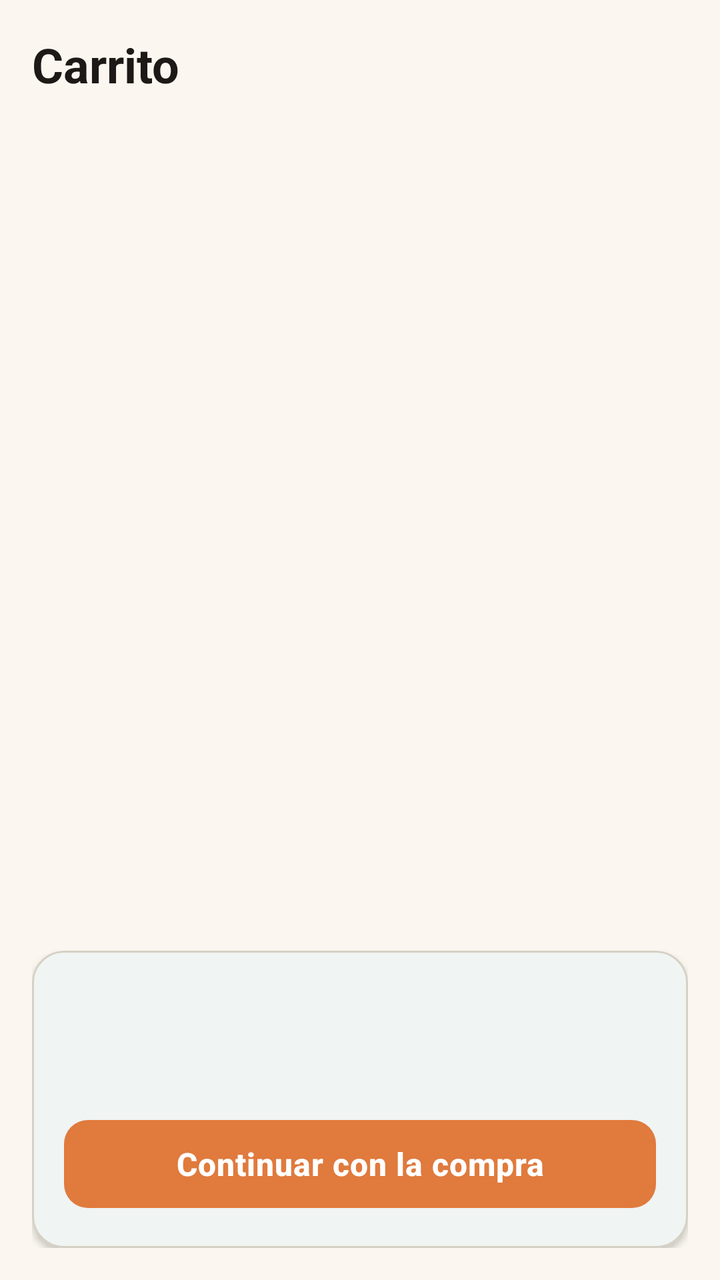
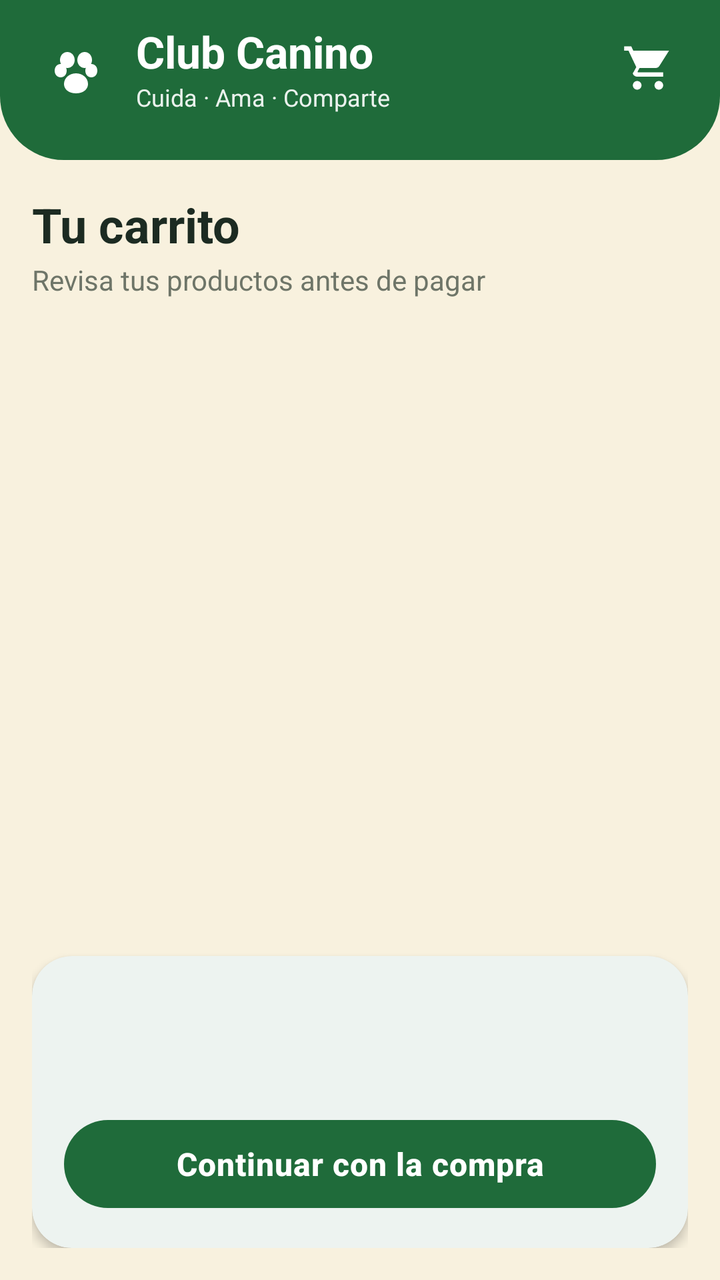

The first picture is an Android layout as it rendered before a commit; the second is the same layout after the commit. The layout source and the unified diff follow.
<!-- AndroidManifest.xml: application theme Theme.ClubCanino -->
<!-- res/layout/fragment_buyer_cart.xml -->
<?xml version="1.0" encoding="utf-8"?>
<LinearLayout xmlns:android="http://schemas.android.com/apk/res/android"
    android:layout_width="match_parent"
    android:layout_height="match_parent"
    android:background="@drawable/bg_screen"
    android:orientation="vertical"
    android:paddingStart="@dimen/screen_padding_horizontal"
    android:paddingTop="@dimen/spacing_lg"
    android:paddingEnd="@dimen/screen_padding_horizontal"
    android:paddingBottom="@dimen/spacing_lg">

    <TextView
        android:layout_width="match_parent"
        android:layout_height="wrap_content"
        android:text="@string/buyer_cart_title"
        android:textAppearance="@style/TextAppearance.ClubCanino.Headline" />

    <TextView
        android:id="@+id/textEmptyCart"
        android:layout_width="match_parent"
        android:layout_height="wrap_content"
        android:layout_marginTop="@dimen/spacing_xl"
        android:gravity="center"
        android:text="@string/buyer_cart_empty"
        android:textAppearance="@style/TextAppearance.ClubCanino.Body.Secondary"
        android:visibility="gone" />

    <androidx.core.widget.NestedScrollView
        android:id="@+id/scrollCart"
        android:layout_width="match_parent"
        android:layout_height="0dp"
        android:layout_marginTop="@dimen/spacing_md"
        android:layout_weight="1">

        <LinearLayout
            android:id="@+id/containerCartItems"
            android:layout_width="match_parent"
            android:layout_height="wrap_content"
            android:orientation="vertical" />
    </androidx.core.widget.NestedScrollView>

    <com.google.android.material.card.MaterialCardView
        android:id="@+id/cardTotals"
        style="@style/Widget.ClubCanino.Card"
        android:layout_width="match_parent"
        android:layout_height="wrap_content"
        android:layout_marginTop="@dimen/spacing_md">

        <LinearLayout
            android:layout_width="match_parent"
            android:layout_height="wrap_content"
            android:orientation="vertical">

            <TextView
                android:id="@+id/textSubtotal"
                android:layout_width="match_parent"
                android:layout_height="wrap_content"
                android:textAppearance="@style/TextAppearance.ClubCanino.Body" />

            <TextView
                android:id="@+id/textTotal"
                android:layout_width="match_parent"
                android:layout_height="wrap_content"
                android:layout_marginTop="@dimen/spacing_xs"
                android:textAppearance="@style/TextAppearance.ClubCanino.Title"
                android:textColor="@color/green_primary" />

            <com.google.android.material.button.MaterialButton
                android:id="@+id/buttonCheckout"
                style="@style/Widget.ClubCanino.Button.Accent"
                android:layout_width="match_parent"
                android:layout_height="wrap_content"
                android:layout_marginTop="@dimen/spacing_md"
                android:text="@string/action_continue_purchase" />
        </LinearLayout>
    </com.google.android.material.card.MaterialCardView>
</LinearLayout>
<!-- resources referenced by this layout -->
<resources>
  <dimen name="spacing_lg">16dp</dimen>
  <dimen name="spacing_md">12dp</dimen>
  <dimen name="spacing_xl">24dp</dimen>
  <dimen name="spacing_xs">4dp</dimen>
  <!-- drawable bg_screen (drawable) -->
  <?xml version="1.0" encoding="utf-8"?>
  <shape xmlns:android="http://schemas.android.com/apk/res/android"
      android:shape="rectangle">
      <solid android:color="@color/cream_background" />
  </shape>
  <string name="buyer_cart_title">Carrito</string>
  <style name="TextAppearance.ClubCanino.Body" parent="TextAppearance.Material3.BodyLarge">
          <item name="android:textSize">@dimen/text_body</item>
          <item name="android:textColor">@color/text_primary</item>
          <item name="android:lineSpacingExtra">2dp</item>
      </style>
  <style name="TextAppearance.ClubCanino.Body.Secondary" parent="TextAppearance.ClubCanino.Body">
          <item name="android:textSize">@dimen/text_body_small</item>
          <item name="android:textColor">@color/text_secondary</item>
      </style>
  <style name="TextAppearance.ClubCanino.Headline" parent="TextAppearance.Material3.HeadlineMedium">
          <item name="android:textSize">@dimen/text_headline</item>
          <item name="android:textColor">@color/text_primary</item>
          <item name="android:textStyle">bold</item>
      </style>
  <style name="TextAppearance.ClubCanino.Title" parent="TextAppearance.Material3.TitleLarge">
          <item name="android:textSize">@dimen/text_title</item>
          <item name="android:textColor">@color/text_primary</item>
          <item name="android:textStyle">bold</item>
      </style>
  <style name="Widget.ClubCanino.Button.Accent" parent="Widget.ClubCanino.Button">
          <item name="android:minHeight">@dimen/button_height</item>
          <item name="android:minWidth">@dimen/button_min_width</item>
          <item name="android:paddingStart">@dimen/button_padding_horizontal</item>
          <item name="android:paddingEnd">@dimen/button_padding_horizontal</item>
          <item name="android:textAppearance">@style/TextAppearance.ClubCanino.Button</item>
          <item name="android:textColor">@color/text_on_accent</item>
          <item name="backgroundTint">@color/selector_button_accent</item>
          <item name="cornerRadius">@dimen/radius_md</item>
          <item name="rippleColor">@color/ripple_accent</item>
          <item name="elevation">@dimen/elevation_sm</item>
      </style>
  <dimen name="text_body">16sp</dimen>
  <color name="text_primary">#FF1C1917</color>
  <dimen name="text_body_small">14sp</dimen>
  <dimen name="text_headline">24sp</dimen>
  <dimen name="text_title">20sp</dimen>
  <dimen name="button_height">52dp</dimen>
  <dimen name="button_min_width">120dp</dimen>
  <dimen name="radius_md">12dp</dimen>
  <color name="ripple_accent">#33E07A3D</color>
  <dimen name="elevation_sm">2dp</dimen>
  <color name="cream_surface">#FFFFFFFF</color>
  <dimen name="radius_lg">16dp</dimen>
  <dimen name="card_elevation">2dp</dimen>
  <dimen name="card_padding">16dp</dimen>
  <color name="outline">#FFD6D0C4</color>
  <dimen name="card_stroke_width">1dp</dimen>
  <dimen name="text_button">16sp</dimen>
  <color name="accent_warm">#FFE07A3D</color>
  <color name="error">#FFC0392B</color>
  <color name="white">#FFFFFFFF</color>
  <color name="divider">#FFEBE6DC</color>
  <color name="text_hint">#FFA8A29E</color>
  <dimen name="input_height">56dp</dimen>
  <!-- unchanged entries left out for length: 29 -->
</resources>

<!-- the commit's change to res/layout/fragment_buyer_cart.xml (unified diff, before → after) -->
@@ -1,77 +1,207 @@
+<?xml version="1.0" encoding="utf-8"?>
+<LinearLayout xmlns:android="http://schemas.android.com/apk/res/android"
+    xmlns:app="http://schemas.android.com/apk/res-auto"
+    android:layout_width="match_parent"
+    android:layout_height="match_parent"
+    android:background="@color/buyer_cream"
+    android:orientation="vertical">
+
+    <include layout="@layout/include_buyer_header" />
+
+    <LinearLayout
+        android:layout_width="match_parent"
+        android:layout_height="0dp"
+        android:layout_weight="1"
+        android:orientation="vertical"
+        android:paddingStart="@dimen/screen_padding_horizontal"
+        android:paddingTop="@dimen/spacing_lg"
+        android:paddingEnd="@dimen/screen_padding_horizontal"
+        android:paddingBottom="@dimen/spacing_lg">
+
+        <TextView
+            android:layout_width="match_parent"
+            android:layout_height="wrap_content"
+            android:text="@string/buyer_cart_headline"
+            android:textColor="@color/buyer_text"
+            android:textSize="24sp"
+            android:textStyle="bold" />
+
+        <TextView
+            android:layout_width="match_parent"
+            android:layout_height="wrap_content"
+            android:layout_marginTop="2dp"
+            android:text="@string/buyer_cart_subtitle"
+            android:textColor="@color/buyer_text_muted"
+            android:textSize="14sp" />
+
+        <LinearLayout
+            android:id="@+id/emptyCartGroup"
+            android:layout_width="match_parent"
+            android:layout_height="0dp"
+            android:layout_weight="1"
+            android:gravity="center"
+            android:orientation="vertical"
+            android:visibility="gone">
+
+            <ImageView
+                android:id="@+id/imageEmptyCart"
+                android:layout_width="220dp"
+                android:layout_height="140dp"
+                android:contentDescription="@string/cd_promo_banner"
+                android:scaleType="centerCrop"
+                android:src="@drawable/img_buyer_promo" />
+
+            <TextView
+                android:id="@+id/textEmptyCart"
+                android:layout_width="match_parent"
+                android:layout_height="wrap_content"
+                android:layout_marginTop="@dimen/spacing_lg"
+                android:gravity="center"
+                android:text="@string/buyer_cart_empty"
+                android:textColor="@color/buyer_text_muted"
+                android:textSize="15sp" />
+        </LinearLayout>
+
+        <androidx.core.widget.NestedScrollView
+            android:id="@+id/scrollCart"
+            android:layout_width="match_parent"
+            android:layout_height="0dp"
+            android:layout_marginTop="@dimen/spacing_md"
+            android:layout_weight="1"
+            android:clipToPadding="false">
+
+            <LinearLayout
+                android:id="@+id/containerCartItems"
+                android:layout_width="match_parent"
+                android:layout_height="wrap_content"
+                android:orientation="vertical"
+                android:paddingTop="4dp"
+                android:paddingBottom="@dimen/spacing_sm" />
+        </androidx.core.widget.NestedScrollView>
+
+        <com.google.android.material.card.MaterialCardView
+            android:id="@+id/cardTotals"
+            android:layout_width="match_parent"
+            android:layout_height="wrap_content"
+            android:layout_marginTop="@dimen/spacing_md"
+            app:cardBackgroundColor="@color/white"
+            app:cardCornerRadius="20dp"
+            app:cardElevation="3dp"
+            app:contentPadding="16dp"
+            app:strokeWidth="0dp">
+
+            <LinearLayout
+                android:layout_width="match_parent"
+                android:layout_height="wrap_content"
+                android:orientation="vertical">
+
+                <TextView
+                    android:id="@+id/textSubtotal"
+                    android:layout_width="match_parent"
+                    android:layout_height="wrap_content"
+                    android:textColor="@color/buyer_text_muted"
+                    android:textSize="14sp" />
+
+                <TextView
+                    android:id="@+id/textTotal"
+                    android:layout_width="match_parent"
+                    android:layout_height="wrap_content"
+                    android:layout_marginTop="@dimen/spacing_xs"
+                    android:textColor="@color/buyer_forest"
+                    android:textSize="20sp"
+                    android:textStyle="bold" />
+
+                <com.google.android.material.button.MaterialButton
+                    android:id="@+id/buttonCheckout"
+                    style="@style/Widget.ClubCanino.Button.Primary"
+                    android:layout_width="match_parent"
+                    android:layout_height="wrap_content"
+                    android:layout_marginTop="@dimen/spacing_md"
+                    android:text="@string/action_continue_purchase"
+                    android:textAllCaps="false"
+                    android:textColor="@color/white"
+                    app:backgroundTint="@color/buyer_forest"
+                    app:cornerRadius="24dp" />
+            </LinearLayout>
+        </com.google.android.material.card.MaterialCardView>
+    </LinearLayout>
+</LinearLayout>
+<!-- res/layout/include_buyer_header.xml (included above) -->
 <?xml version="1.0" encoding="utf-8"?>
 <LinearLayout xmlns:android="http://schemas.android.com/apk/res/android"
     android:layout_width="match_parent"
-    android:layout_height="match_parent"
-    android:background="@drawable/bg_screen"
-    android:orientation="vertical"
-    android:paddingStart="@dimen/screen_padding_horizontal"
-    android:paddingTop="@dimen/spacing_lg"
-    android:paddingEnd="@dimen/screen_padding_horizontal"
-    android:paddingBottom="@dimen/spacing_lg">
-
-    <TextView
-        android:layout_width="match_parent"
+    android:layout_height="wrap_content"
+    android:background="@drawable/bg_buyer_header"
+    android:gravity="center_vertical"
+    android:orientation="horizontal"
+    android:paddingStart="20dp"
+    android:paddingTop="10dp"
+    android:paddingEnd="12dp"
+    android:paddingBottom="22dp">
+
+    <ImageView
+        android:layout_width="36dp"
+        android:layout_height="36dp"
+        android:contentDescription="@null"
+        android:importantForAccessibility="no"
+        android:src="@drawable/ic_paw"
+        android:tint="@color/white" />
+
+    <LinearLayout
+        android:layout_width="0dp"
         android:layout_height="wrap_content"
-        android:text="@string/buyer_cart_title"
-        android:textAppearance="@style/TextAppearance.ClubCanino.Headline" />
-
-    <TextView
-        android:id="@+id/textEmptyCart"
-        android:layout_width="match_parent"
-        android:layout_height="wrap_content"
-        android:layout_marginTop="@dimen/spacing_xl"
-        android:gravity="center"
-        android:text="@string/buyer_cart_empty"
-        android:textAppearance="@style/TextAppearance.ClubCanino.Body.Secondary"
-        android:visibility="gone" />
-
-    <androidx.core.widget.NestedScrollView
-        android:id="@+id/scrollCart"
-        android:layout_width="match_parent"
-        android:layout_height="0dp"
-        android:layout_marginTop="@dimen/spacing_md"
-        android:layout_weight="1">
-
-        <LinearLayout
-            android:id="@+id/containerCartItems"
-            android:layout_width="match_parent"
-            android:layout_height="wrap_content"
-            android:orientation="vertical" />
-    </androidx.core.widget.NestedScrollView>
-
-    <com.google.android.material.card.MaterialCardView
-        android:id="@+id/cardTotals"
-        style="@style/Widget.ClubCanino.Card"
-        android:layout_width="match_parent"
-        android:layout_height="wrap_content"
-        android:layout_marginTop="@dimen/spacing_md">
-
-        <LinearLayout
-            android:layout_width="match_parent"
-            android:layout_height="wrap_content"
-            android:orientation="vertical">
-
-            <TextView
-                android:id="@+id/textSubtotal"
-                android:layout_width="match_parent"
-                android:layout_height="wrap_content"
-                android:textAppearance="@style/TextAppearance.ClubCanino.Body" />
-
-            <TextView
-                android:id="@+id/textTotal"
-                android:layout_width="match_parent"
-                android:layout_height="wrap_content"
-                android:layout_marginTop="@dimen/spacing_xs"
-                android:textAppearance="@style/TextAppearance.ClubCanino.Title"
-                android:textColor="@color/green_primary" />
-
-            <com.google.android.material.button.MaterialButton
-                android:id="@+id/buttonCheckout"
-                style="@style/Widget.ClubCanino.Button.Accent"
-                android:layout_width="match_parent"
-                android:layout_height="wrap_content"
-                android:layout_marginTop="@dimen/spacing_md"
-                android:text="@string/action_continue_purchase" />
-        </LinearLayout>
-    </com.google.android.material.card.MaterialCardView>
+        android:layout_marginStart="12dp"
+        android:layout_weight="1"
+        android:orientation="vertical">
+
+        <TextView
+            android:layout_width="wrap_content"
+            android:layout_height="wrap_content"
+            android:text="@string/app_name"
+            android:textColor="@color/white"
+            android:textSize="22sp"
+            android:textStyle="bold" />
+
+        <TextView
+            android:layout_width="wrap_content"
+            android:layout_height="wrap_content"
+            android:text="@string/buyer_brand_tagline"
+            android:textColor="#E8FFFFFF"
+            android:textSize="12sp" />
+    </LinearLayout>
+
+    <FrameLayout
+        android:id="@+id/buttonHeaderCart"
+        android:layout_width="48dp"
+        android:layout_height="48dp"
+        android:background="?attr/selectableItemBackgroundBorderless"
+        android:clickable="true"
+        android:contentDescription="@string/cd_open_cart"
+        android:focusable="true">
+
+        <ImageView
+            android:layout_width="26dp"
+            android:layout_height="26dp"
+            android:layout_gravity="center"
+            android:contentDescription="@string/cd_open_cart"
+            android:src="@drawable/ic_nav_cart"
+            android:tint="@color/white" />
+
+        <TextView
+            android:id="@+id/textCartBadge"
+            android:layout_width="wrap_content"
+            android:layout_height="18dp"
+            android:layout_gravity="end|top"
+            android:layout_marginTop="6dp"
+            android:layout_marginEnd="4dp"
+            android:background="@drawable/bg_buyer_cart_badge"
+            android:gravity="center"
+            android:minWidth="18dp"
+            android:paddingStart="4dp"
+            android:paddingEnd="4dp"
+            android:textColor="@color/white"
+            android:textSize="10sp"
+            android:textStyle="bold"
+            android:visibility="gone" />
+    </FrameLayout>
 </LinearLayout>
<!-- resource entries referenced after the edit -->
@@ -1,56 +1,75 @@
 <!-- resources referenced by this layout -->
 <resources>
+  <color name="buyer_cream">#FFF8F1DE</color>
+  <color name="buyer_forest">#FF1F6B3A</color>
+  <color name="buyer_text">#FF1C2B22</color>
+  <color name="buyer_text_muted">#FF6E7568</color>
   <dimen name="spacing_lg">16dp</dimen>
   <dimen name="spacing_md">12dp</dimen>
-  <dimen name="spacing_xl">24dp</dimen>
+  <dimen name="spacing_sm">8dp</dimen>
   <dimen name="spacing_xs">4dp</dimen>
-  <!-- drawable bg_screen (drawable) -->
+  <!-- drawable bg_buyer_cart_badge (drawable) -->
+  <?xml version="1.0" encoding="utf-8"?>
+  <shape xmlns:android="http://schemas.android.com/apk/res/android"
+      android:shape="oval">
+      <solid android:color="@color/buyer_badge_offer" />
+  </shape>
+  <!-- drawable bg_buyer_header (drawable) -->
   <?xml version="1.0" encoding="utf-8"?>
   <shape xmlns:android="http://schemas.android.com/apk/res/android"
       android:shape="rectangle">
-      <solid android:color="@color/cream_background" />
+      <solid android:color="@color/buyer_forest" />
+      <corners
+          android:bottomLeftRadius="32dp"
+          android:bottomRightRadius="32dp" />
   </shape>
-  <string name="buyer_cart_title">Carrito</string>
-  <style name="TextAppearance.ClubCanino.Body" parent="TextAppearance.Material3.BodyLarge">
-          <item name="android:textSize">@dimen/text_body</item>
-          <item name="android:textColor">@color/text_primary</item>
-          <item name="android:lineSpacingExtra">2dp</item>
-      </style>
-  <style name="TextAppearance.ClubCanino.Body.Secondary" parent="TextAppearance.ClubCanino.Body">
-          <item name="android:textSize">@dimen/text_body_small</item>
-          <item name="android:textColor">@color/text_secondary</item>
-      </style>
-  <style name="TextAppearance.ClubCanino.Headline" parent="TextAppearance.Material3.HeadlineMedium">
-          <item name="android:textSize">@dimen/text_headline</item>
-          <item name="android:textColor">@color/text_primary</item>
-          <item name="android:textStyle">bold</item>
-      </style>
-  <style name="TextAppearance.ClubCanino.Title" parent="TextAppearance.Material3.TitleLarge">
-          <item name="android:textSize">@dimen/text_title</item>
-          <item name="android:textColor">@color/text_primary</item>
-          <item name="android:textStyle">bold</item>
-      </style>
-  <style name="Widget.ClubCanino.Button.Accent" parent="Widget.ClubCanino.Button">
-          <item name="android:minHeight">@dimen/button_height</item>
-          <item name="android:minWidth">@dimen/button_min_width</item>
-          <item name="android:paddingStart">@dimen/button_padding_horizontal</item>
-          <item name="android:paddingEnd">@dimen/button_padding_horizontal</item>
-          <item name="android:textAppearance">@style/TextAppearance.ClubCanino.Button</item>
-          <item name="android:textColor">@color/text_on_accent</item>
-          <item name="backgroundTint">@color/selector_button_accent</item>
-          <item name="cornerRadius">@dimen/radius_md</item>
-          <item name="rippleColor">@color/ripple_accent</item>
-          <item name="elevation">@dimen/elevation_sm</item>
-      </style>
+  <!-- drawable ic_nav_cart (drawable) -->
+  <?xml version="1.0" encoding="utf-8"?>
+  <vector xmlns:android="http://schemas.android.com/apk/res/android"
+      android:width="24dp"
+      android:height="24dp"
+      android:viewportWidth="24"
+      android:viewportHeight="24">
+      <path
+          android:fillColor="@color/green_primary"
+          android:pathData="M7,18c-1.1,0 -1.99,0.9 -1.99,2S5.9,22 7,22s2,-0.9 2,-2 -0.9,-2 -2,-2zM1,2v2h2l3.6,7.59 -1.35,2.45C4.52,14.37 5.48,16 7,16h12v-2H7.42c-0.14,0 -0.25,-0.11 -0.25,-0.25l0.03,-0.12 0.9,-1.63h7.45c0.75,0 1.41,-0.41 1.75,-1.03L21.7,4H5.21l-0.94,-2H1zM17,18c-1.1,0 -1.99,0.9 -1.99,2s0.89,2 1.99,2 2,-0.9 2,-2 -0.9,-2 -2,-2z" />
+  </vector>
+  <!-- drawable ic_paw (drawable) -->
+  <?xml version="1.0" encoding="utf-8"?>
+  <vector xmlns:android="http://schemas.android.com/apk/res/android"
+      android:width="108dp"
+      android:height="108dp"
+      android:viewportWidth="108"
+      android:viewportHeight="108">
+      <path
+          android:fillColor="@color/green_primary"
+          android:pathData="M54,62c-10,0 -18,7 -18,16c0,7 6,14 18,14s18,-7 18,-14c0,-9 -8,-16 -18,-16z" />
+      <path
+          android:fillColor="@color/green_primary"
+          android:pathData="M30,42c0,-7 5,-12 11,-12s11,5 11,12 -5,12 -11,12 -11,-5 -11,-12z" />
+      <path
+          android:fillColor="@color/green_primary"
+          android:pathData="M56,42c0,-7 5,-12 11,-12s11,5 11,12 -5,12 -11,12 -11,-5 -11,-12z" />
+      <path
+          android:fillColor="@color/green_primary"
+          android:pathData="M22,58c0,-6 4,-10 9,-10s9,4 9,10 -4,10 -9,10 -9,-4 -9,-10z" />
+      <path
+          android:fillColor="@color/green_primary"
+          android:pathData="M68,58c0,-6 4,-10 9,-10s9,4 9,10 -4,10 -9,10 -9,-4 -9,-10z" />
+  </vector>
+  <!-- drawable img_buyer_promo: jpg bitmap (drawable-nodpi, 124268 bytes) -->
+  <string name="app_name">Club Canino</string>
+  <string name="buyer_brand_tagline">Cuida · Ama · Comparte</string>
+  <string name="buyer_cart_headline">Tu carrito</string>
+  <string name="buyer_cart_subtitle">Revisa tus productos antes de pagar</string>
+  <string name="cd_open_cart">Abrir carrito</string>
+  <string name="cd_promo_banner">Gato en la sección de promociones</string>
+  <color name="buyer_badge_offer">#FFE53935</color>
   <dimen name="text_body">16sp</dimen>
   <color name="text_primary">#FF1C1917</color>
-  <dimen name="text_body_small">14sp</dimen>
-  <dimen name="text_headline">24sp</dimen>
-  <dimen name="text_title">20sp</dimen>
   <dimen name="button_height">52dp</dimen>
   <dimen name="button_min_width">120dp</dimen>
   <dimen name="radius_md">12dp</dimen>
-  <color name="ripple_accent">#33E07A3D</color>
   <dimen name="elevation_sm">2dp</dimen>
   <color name="cream_surface">#FFFFFFFF</color>
   <dimen name="radius_lg">16dp</dimen>
